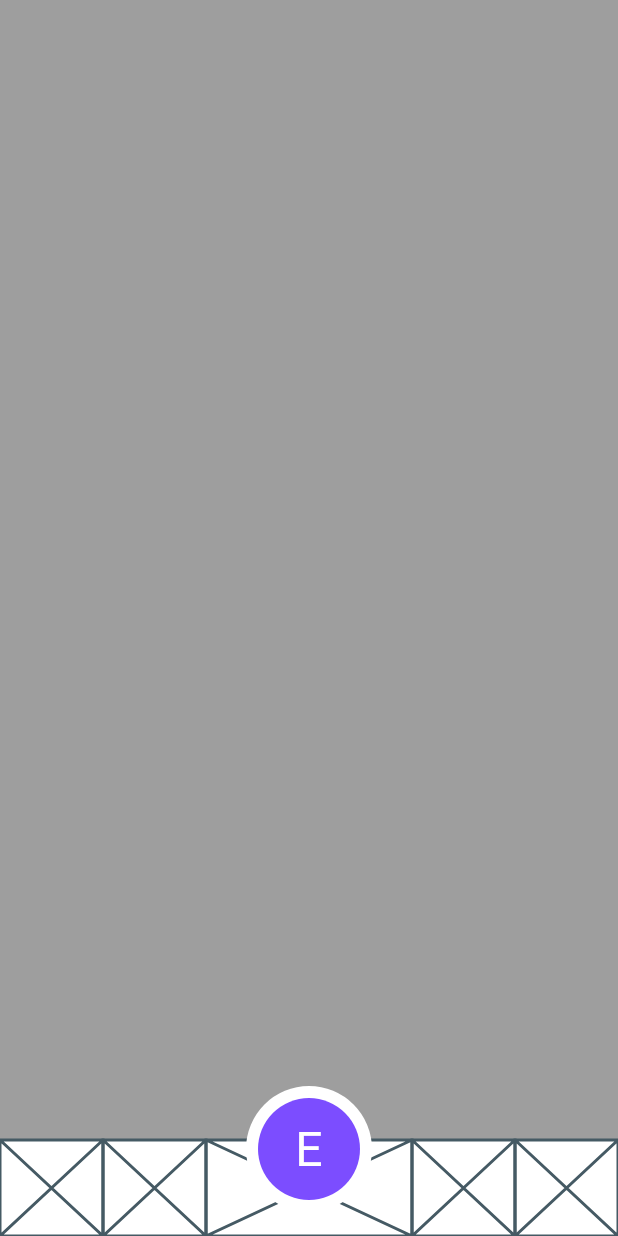
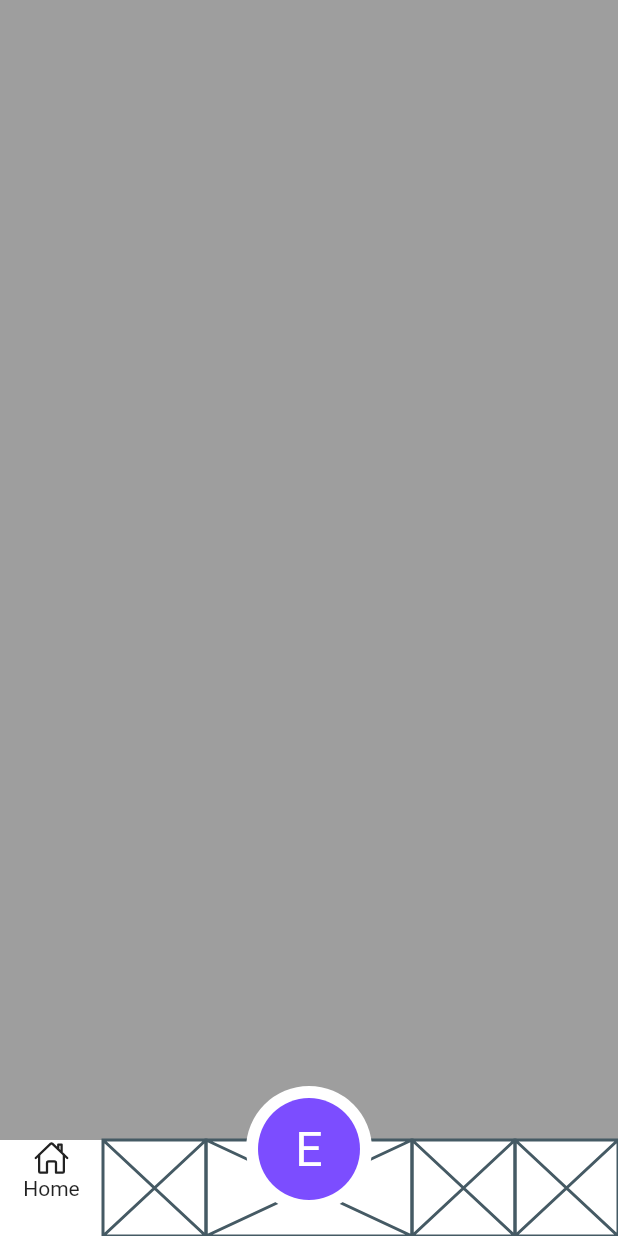
Before and after one commit to JAICHANGPARK/flutter_notebook_18th_story, a Flutter app: the screen it shows after launch, on a phone screen of 412 x 824 dp. Run offline on Flutter 3.47's test engine with Material 2 defaults, Android fonts, the phone set to English and light mode, and no system bars; our stand-ins replace cached_network_image, flutter_riverpod, go_router, ionicons.

Commit message:
Update food_delivery_home_screen.dart

```diff
--- a/lib/ep1054_food_delivery_app/src/ui/food_delivery_home_screen.dart
+++ b/lib/ep1054_food_delivery_app/src/ui/food_delivery_home_screen.dart
@@ -1,4 +1,5 @@
 import 'package:flutter/material.dart';
+import 'package:ionicons/ionicons.dart';
 
 class FoodDeliveryHomeScreen extends StatefulWidget {
   const FoodDeliveryHomeScreen({Key? key}) : super(key: key);
@@ -26,11 +27,31 @@ class _FoodDeliveryHomeScreenState extends State<FoodDeliveryHomeScreen> {
                   ),
                   child: Row(
                     children: [
-                      Expanded(child: Placeholder(),flex: 2,),
-                      Expanded(child: Placeholder(), flex: 2,),
-                      Expanded(child: Placeholder(), flex: 4,),
-                      Expanded(child: Placeholder(),flex: 2,),
-                      Expanded(child: Placeholder(),flex: 2,),
+                      Expanded(
+                        child: Column(
+                          children: [
+                            Icon(Ionicons.home_outline),
+                            Text("Home"),
+                          ],
+                        ),
+                        flex: 2,
+                      ),
+                      Expanded(
+                        child: Placeholder(),
+                        flex: 2,
+                      ),
+                      Expanded(
+                        child: Placeholder(),
+                        flex: 4,
+                      ),
+                      Expanded(
+                        child: Placeholder(),
+                        flex: 2,
+                      ),
+                      Expanded(
+                        child: Placeholder(),
+                        flex: 2,
+                      ),
                     ],
                   ),
                 )),
@@ -52,10 +73,7 @@ class _FoodDeliveryHomeScreenState extends State<FoodDeliveryHomeScreen> {
                     backgroundColor: Colors.deepPurpleAccent,
                     child: Text(
                       "E",
-                      style: TextStyle(
-                        color: Colors.white,
-                        fontSize: 32
-                      ),
+                      style: TextStyle(color: Colors.white, fontSize: 32),
                     ),
                   ),
                 ),
```
